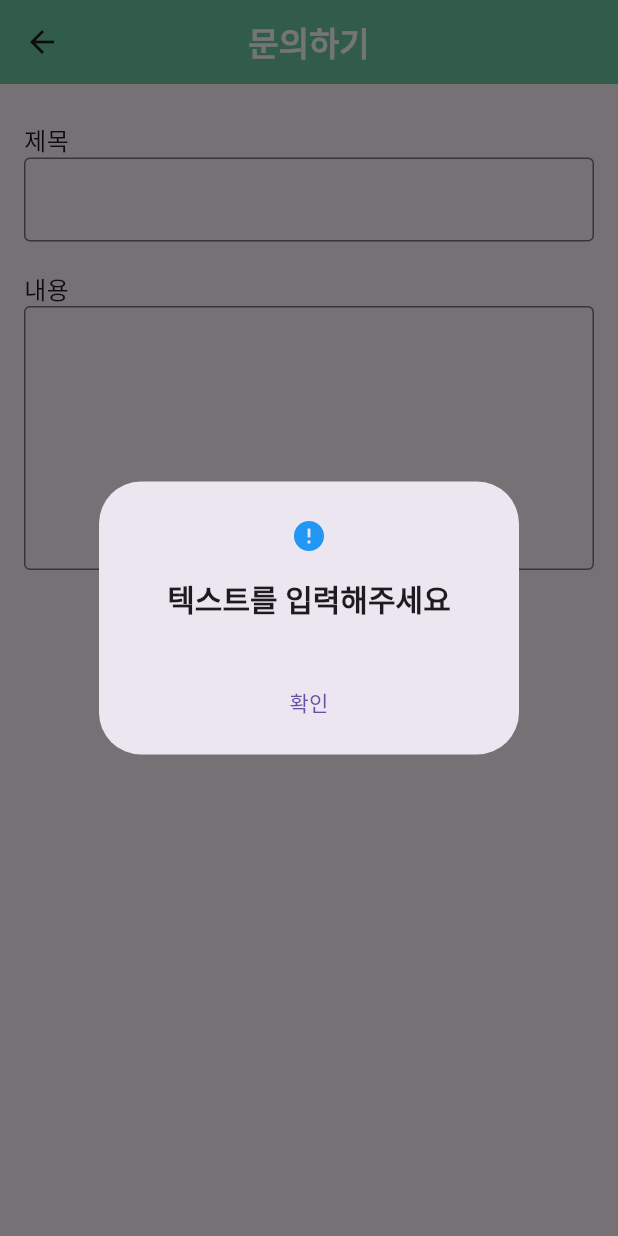
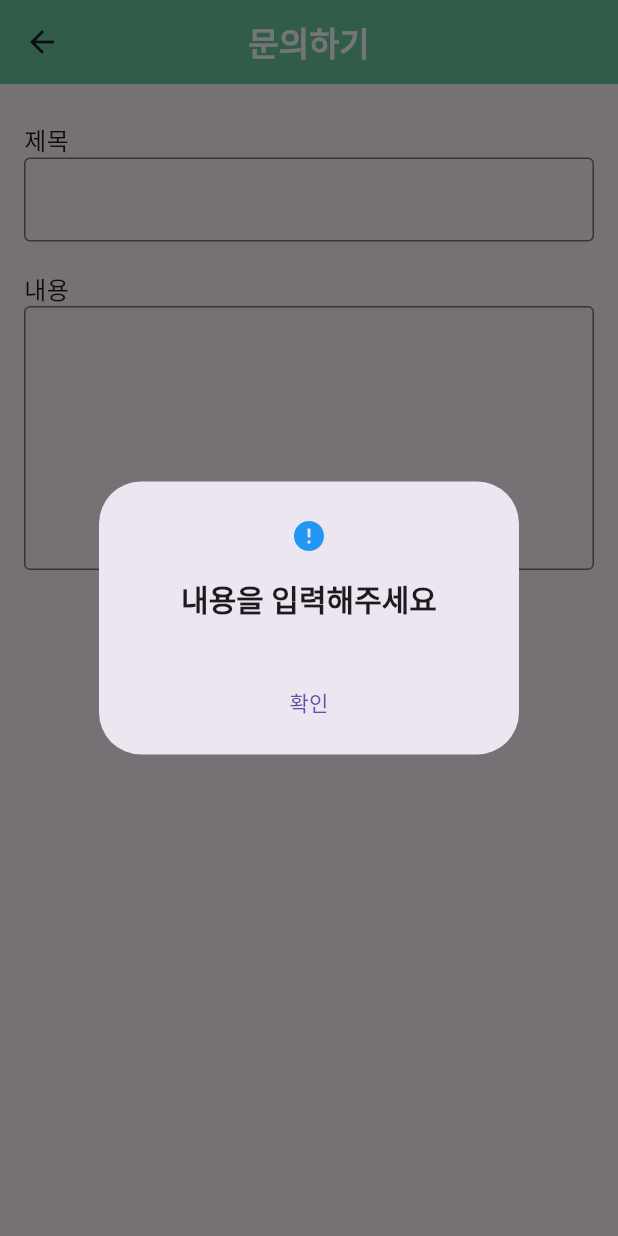
Before and after one commit to junhuihi/yoloTest, a Flutter app: the Askpage screen opened directly, after a tap on "문의 접수하기", on a phone screen of 412 x 824 dp. Run offline on Flutter 3.47's test engine with Material 3 defaults, Android fonts, the phone set to English and light mode, and no system bars; our stand-ins replace carousel_slider, image_picker.

```diff
--- a/lib/imageSearch/imageNotfind.dart
+++ b/lib/imageSearch/imageNotfind.dart
@@ -180,7 +180,7 @@ void inputIsNull(BuildContext context) {
     builder: (BuildContext context) {
       return AlertDialog(
         title: Text(
-          '텍스트를 입력해주세요',
+          '내용을 입력해주세요',
           textAlign: TextAlign.center,
           style: TextStyle(
             fontSize: 20,
--- a/lib/main.dart
+++ b/lib/main.dart
@@ -1,7 +1,7 @@
 import 'package:flutter/material.dart';
 import 'categories/home.dart';
 import 'package:image_picker/image_picker.dart';
-import 'imageSearch/camera_result.dart'; // CameraResultPage를 임포트
+import 'imageSearch/camera_result.dart';
 import 'imageSearch/imageNotfind.dart';
 import 'imageSearch/imageSearchPage.dart';
 import 'sets/settingPage.dart';
```
